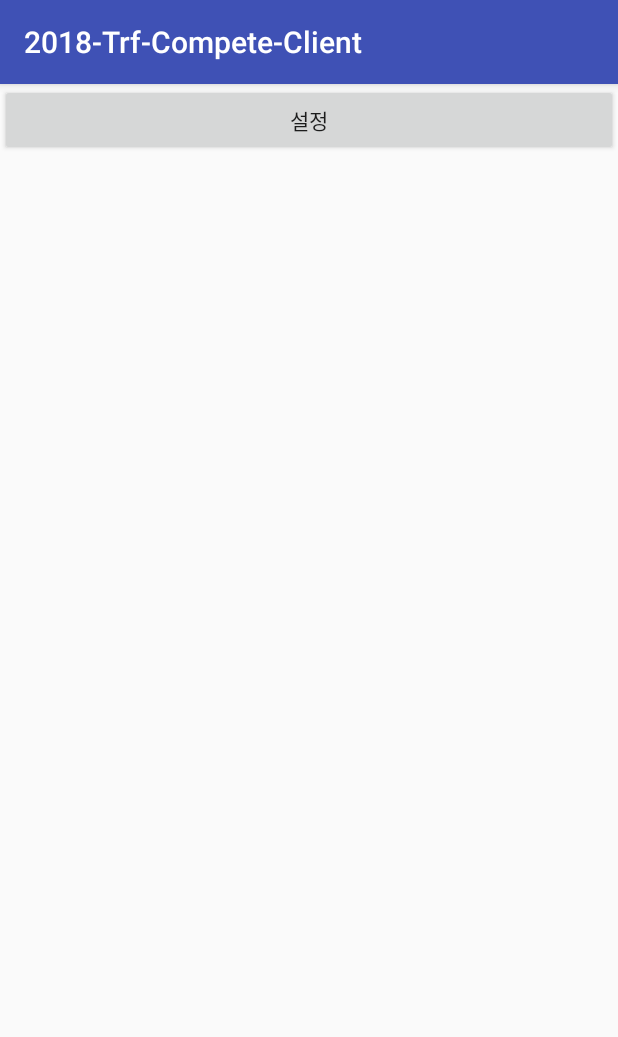
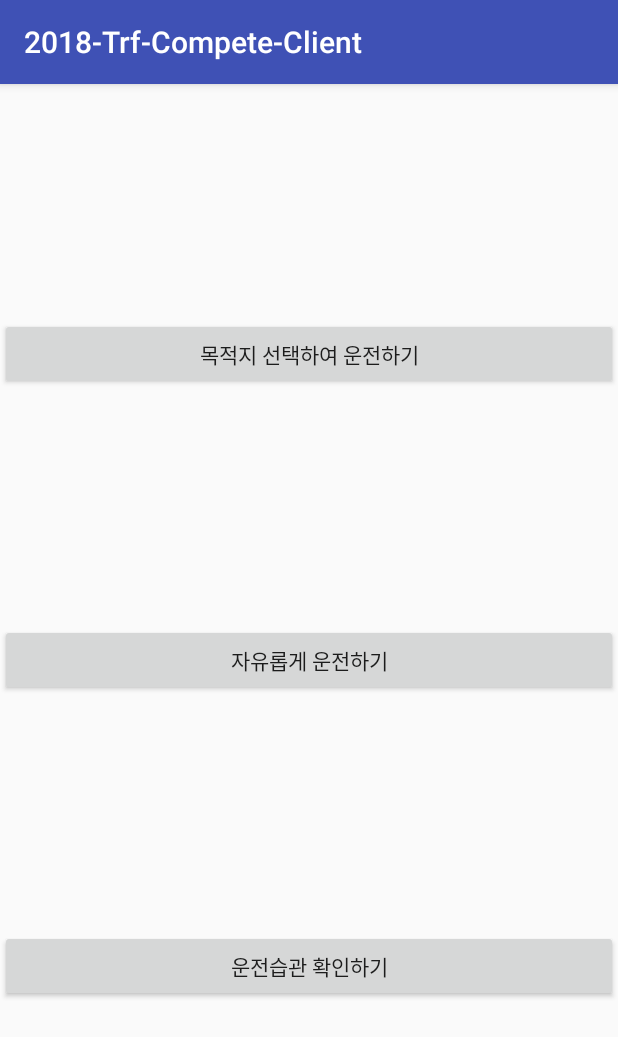
Before and after one commit to Jaeguins/2018-Trf-Compete-Client, an Android app: the screen it shows after launch (InitialActivity), on a phone screen of 412 x 824 dp. Shown: the top 1037 px of the screen. Run offline under Robolectric (Android 15) with nearby library versions, the phone set to English and light mode, and no system bars.

Commit message:
main activity layout optimize

```diff
--- a/app/src/main/res/layout/activity_initial.xml
+++ b/app/src/main/res/layout/activity_initial.xml
@@ -11,38 +11,33 @@
         android:id="@+id/mapButton"
         android:layout_width="0dp"
         android:layout_height="wrap_content"
-        android:layout_marginBottom="8dp"
-        android:text="@string/map_button_name"
+        android:text="@string/map"
         app:layout_constraintBottom_toTopOf="@+id/freeDriveButton"
         app:layout_constraintEnd_toEndOf="parent"
-        app:layout_constraintStart_toStartOf="parent" />
+        app:layout_constraintHorizontal_bias="0.0"
+        app:layout_constraintStart_toStartOf="parent"
+        app:layout_constraintTop_toTopOf="parent" />
 
     <Button
         android:id="@+id/freeDriveButton"
         android:layout_width="0dp"
         android:layout_height="wrap_content"
-        android:layout_marginBottom="8dp"
-        android:text="@string/freeDrive_button_name"
-        app:layout_constraintBottom_toTopOf="@+id/statisticButton"
+        android:text="@string/freeDrive"
+        app:layout_constraintBottom_toBottomOf="parent"
         app:layout_constraintEnd_toEndOf="parent"
-        app:layout_constraintStart_toStartOf="parent" />
+        app:layout_constraintHorizontal_bias="0.0"
+        app:layout_constraintStart_toStartOf="parent"
+        app:layout_constraintTop_toTopOf="parent" />
 
     <Button
         android:id="@+id/statisticButton"
         android:layout_width="0dp"
         android:layout_height="wrap_content"
-        android:layout_marginBottom="8dp"
-        android:text="@string/statistic_button_name"
-        app:layout_constraintBottom_toTopOf="@+id/settingButton"
+        android:text="@string/statistic"
+        app:layout_constraintBottom_toBottomOf="parent"
         app:layout_constraintEnd_toEndOf="parent"
-        app:layout_constraintStart_toStartOf="parent" />
+        app:layout_constraintHorizontal_bias="0.0"
+        app:layout_constraintStart_toStartOf="parent"
+        app:layout_constraintTop_toBottomOf="@+id/freeDriveButton" />
 
-    <Button
-        android:id="@+id/settingButton"
-        android:layout_width="0dp"
-        android:layout_height="wrap_content"
-        android:text="@string/settings"
-        app:layout_constraintEnd_toEndOf="parent"
-        app:layout_constraintStart_toStartOf="parent"
-        tools:layout_editor_absoluteY="285dp" />
 </android.support.constraint.ConstraintLayout>
--- a/app/src/main/res/values/strings.xml
+++ b/app/src/main/res/values/strings.xml
@@ -1,7 +1,7 @@
 <resources>
     <string name="app_name">2018-Trf-Compete-Client</string>
-    <string name="map_button_name">목적지 선택하여 운전하기</string>
-    <string name="freeDrive_button_name">자유롭게 운전하기</string>
-    <string name="statistic_button_name">운전습관 확인하기</string>
+    <string name="map">목적지 선택하여 운전하기</string>
+    <string name="freeDrive">자유롭게 운전하기</string>
+    <string name="statistic">운전습관 확인하기</string>
     <string name="settings">설정</string>
 </resources>
```
